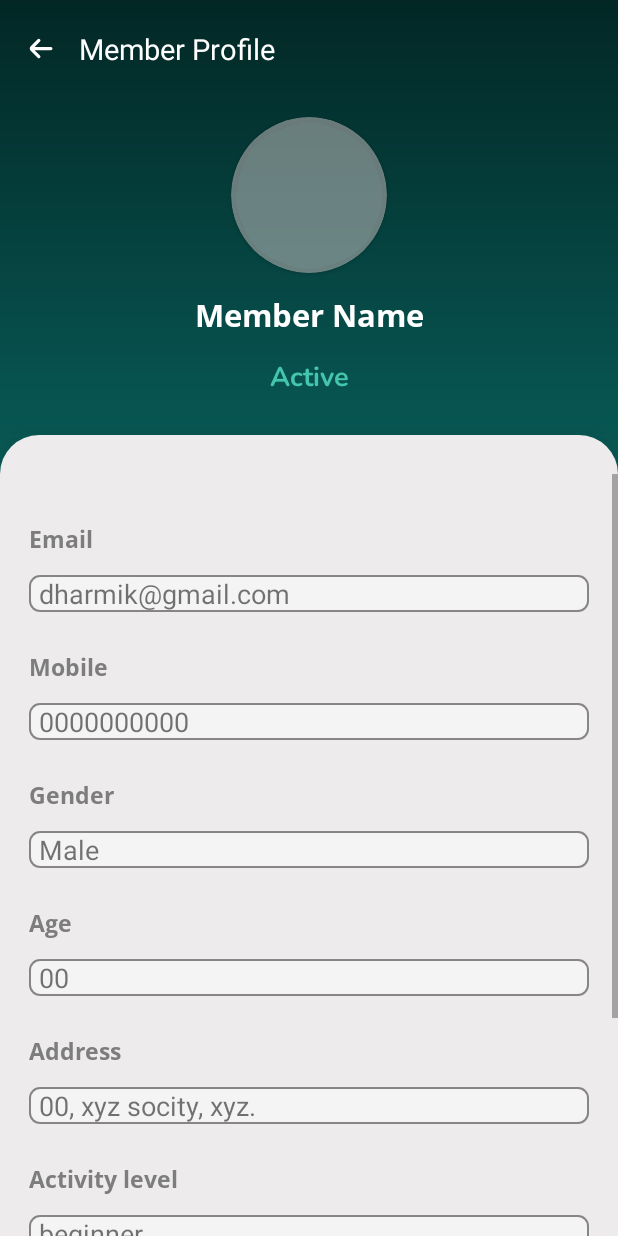
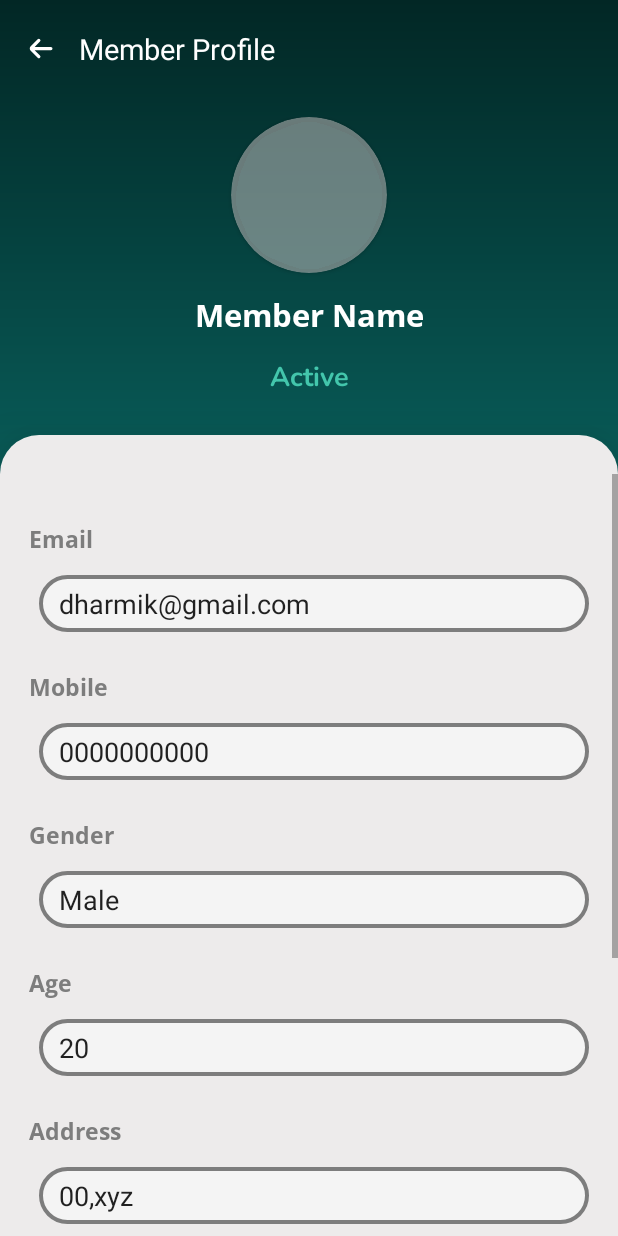
Before and after one commit to dharmik6/FItZone_Admin, an Android app: the MembersProfile screen opened directly, with no data from a screen before it, on a phone screen of 412 x 824 dp. Run offline under Robolectric (Android 15) with nearby library versions, the phone set to English and light mode, and no system bars; our stand-ins replace CircleImageView, sdp/ssp sizes.

Commit message:
change for information text

```diff
--- a/app/src/main/res/layout/activity_members_profile.xml
+++ b/app/src/main/res/layout/activity_members_profile.xml
@@ -106,7 +106,7 @@
             tools:ignore="Orientation">
 
 
-            <com.google.android.material.textview.MaterialTextView
+            <androidx.appcompat.widget.AppCompatTextView
                 android:layout_width="match_parent"
                 android:layout_height="wrap_content"
                 android:layout_marginStart="@dimen/_15sdp"
@@ -117,20 +117,21 @@
                 android:textSize="@dimen/_12ssp"
                 tools:ignore="HardcodedText" />
 
-            <com.google.android.material.textview.MaterialTextView
+            <androidx.appcompat.widget.AppCompatEditText
                 android:layout_width="match_parent"
                 android:layout_height="wrap_content"
-                android:layout_marginStart="@dimen/_15sdp"
+                android:layout_marginStart="@dimen/_20sdp"
+                android:layout_marginTop="@dimen/_10sdp"
                 android:layout_marginEnd="@dimen/_15sdp"
-                android:background="@drawable/profile_information_text_bg"
-                android:paddingStart="@dimen/_5sdp"
-                android:layout_marginTop="@dimen/_10sdp"
-                app:cardCornerRadius="@dimen/_10sdp"
+                android:background="@drawable/search_bg"
+                android:padding="@dimen/_5sdp"
+                android:paddingStart="@dimen/_10sdp"
                 android:text="dharmik@gmail.com"
                 android:textSize="@dimen/_14ssp"
-                tools:ignore="HardcodedText,RtlSymmetry" />
+                app:cardCornerRadius="@dimen/_10sdp"
+                tools:ignore="HardcodedText,RtlSymmetry,TouchTargetSizeCheck" />
 
-            <com.google.android.material.textview.MaterialTextView
+            <androidx.appcompat.widget.AppCompatTextView
                 android:layout_width="match_parent"
                 android:layout_height="wrap_content"
                 android:layout_marginStart="@dimen/_15sdp"
@@ -141,19 +142,21 @@
                 android:textSize="@dimen/_12ssp"
                 tools:ignore="HardcodedText" />
 
-            <com.google.android.material.textview.MaterialTextView
+            <androidx.appcompat.widget.AppCompatEditText
                 android:layout_width="match_parent"
                 android:layout_height="wrap_content"
-                android:layout_marginStart="@dimen/_15sdp"
+                android:layout_marginStart="@dimen/_20sdp"
+                android:layout_marginTop="@dimen/_10sdp"
                 android:layout_marginEnd="@dimen/_15sdp"
-                android:background="@drawable/profile_information_text_bg"
-                android:layout_marginTop="@dimen/_10sdp"
+                android:background="@drawable/search_bg"
+                android:padding="@dimen/_5sdp"
+                android:paddingStart="@dimen/_10sdp"
                 android:text="0000000000"
-                android:paddingStart="@dimen/_5sdp"
                 android:textSize="@dimen/_14ssp"
-                tools:ignore="HardcodedText,RtlSymmetry" />
+                app:cardCornerRadius="@dimen/_10sdp"
+                tools:ignore="HardcodedText,RtlSymmetry,TouchTargetSizeCheck" />
 
-            <com.google.android.material.textview.MaterialTextView
+            <androidx.appcompat.widget.AppCompatTextView
                 android:layout_width="match_parent"
                 android:layout_height="wrap_content"
                 android:layout_marginStart="@dimen/_15sdp"
@@ -164,19 +167,21 @@
                 android:textSize="@dimen/_12ssp"
                 tools:ignore="HardcodedText" />
 
-            <com.google.android.material.textview.MaterialTextView
+            <androidx.appcompat.widget.AppCompatEditText
                 android:layout_width="match_parent"
                 android:layout_height="wrap_content"
-                android:layout_marginStart="@dimen/_15sdp"
+                android:layout_marginStart="@dimen/_20sdp"
+                android:layout_marginTop="@dimen/_10sdp"
                 android:layout_marginEnd="@dimen/_15sdp"
-                android:background="@drawable/profile_information_text_bg"
-                android:layout_marginTop="@dimen/_10sdp"
+                android:background="@drawable/search_bg"
+                android:padding="@dimen/_5sdp"
+                android:paddingStart="@dimen/_10sdp"
                 android:text="Male"
-                android:paddingStart="@dimen/_5sdp"
                 android:textSize="@dimen/_14ssp"
-                tools:ignore="HardcodedText,RtlSymmetry" />
+                app:cardCornerRadius="@dimen/_10sdp"
+                tools:ignore="HardcodedText,RtlSymmetry,TouchTargetSizeCheck" />
 
-            <com.google.android.material.textview.MaterialTextView
+            <androidx.appcompat.widget.AppCompatTextView
                 android:layout_width="match_parent"
                 android:layout_height="wrap_content"
                 android:layout_marginStart="@dimen/_15sdp"
@@ -187,19 +192,21 @@
                 android:textSize="@dimen/_12ssp"
                 tools:ignore="HardcodedText" />
 
-            <com.google.android.material.textview.MaterialTextView
+            <androidx.appcompat.widget.AppCompatEditText
                 android:layout_width="match_parent"
                 android:layout_height="wrap_content"
-                android:layout_marginStart="@dimen/_15sdp"
+                android:layout_marginStart="@dimen/_20sdp"
+                android:layout_marginTop="@dimen/_10sdp"
                 android:layout_marginEnd="@dimen/_15sdp"
-                android:background="@drawable/profile_information_text_bg"
-                android:layout_marginTop="@dimen/_10sdp"
-                android:text="00"
-                android:paddingStart="@dimen/_5sdp"
+                android:background="@drawable/search_bg"
+                android:padding="@dimen/_5sdp"
+                android:paddingStart="@dimen/_10sdp"
+                android:text="20"
                 android:textSize="@dimen/_14ssp"
-                tools:ignore="HardcodedText,RtlSymmetry" />
+                app:cardCornerRadius="@dimen/_10sdp"
+                tools:ignore="HardcodedText,RtlSymmetry,TouchTargetSizeCheck" />
 
-            <com.google.android.material.textview.MaterialTextView
+            <androidx.appcompat.widget.AppCompatTextView
                 android:layout_width="match_parent"
                 android:layout_height="wrap_content"
                 android:layout_marginStart="@dimen/_15sdp"
@@ -210,19 +217,21 @@
                 android:textColor="@color/text"
                 tools:ignore="HardcodedText" />
 
-            <com.google.android.material.textview.MaterialTextView
+            <androidx.appcompat.widget.AppCompatEditText
                 android:layout_width="match_parent"
                 android:layout_height="wrap_content"
-                android:layout_marginStart="@dimen/_15sdp"
+                android:layout_marginStart="@dimen/_20sdp"
                 android:layout_marginEnd="@dimen/_15sdp"
-                android:background="@drawable/profile_information_text_bg"
+                android:background="@drawable/search_bg"
+                android:paddingStart="@dimen/_10sdp"
                 android:layout_marginTop="@dimen/_10sdp"
-                android:text="00, xyz socity, xyz."
-                android:paddingStart="@dimen/_5sdp"
+                app:cardCornerRadius="@dimen/_10sdp"
+                android:padding="@dimen/_5sdp"
+                android:text="00,xyz"
                 android:textSize="@dimen/_14ssp"
                 tools:ignore="HardcodedText,RtlSymmetry" />
 
-            <com.google.android.material.textview.MaterialTextView
+            <androidx.appcompat.widget.AppCompatTextView
                 android:layout_width="match_parent"
                 android:layout_height="wrap_content"
                 android:layout_marginStart="@dimen/_15sdp"
@@ -233,19 +242,21 @@
                 android:textColor="@color/text"
                 tools:ignore="HardcodedText" />
 
-            <com.google.android.material.textview.MaterialTextView
+            <androidx.appcompat.widget.AppCompatEditText
                 android:layout_width="match_parent"
                 android:layout_height="wrap_content"
-                android:layout_marginStart="@dimen/_15sdp"
+                android:layout_marginStart="@dimen/_20sdp"
                 android:layout_marginEnd="@dimen/_15sdp"
-                android:background="@drawable/profile_information_text_bg"
+                android:background="@drawable/search_bg"
+                android:paddingStart="@dimen/_10sdp"
                 android:layout_marginTop="@dimen/_10sdp"
-                android:text="beginner"
-                android:paddingStart="@dimen/_5sdp"
+                app:cardCornerRadius="@dimen/_10sdp"
+                android:padding="@dimen/_5sdp"
+                android:text="Beginner"
                 android:textSize="@dimen/_14ssp"
                 tools:ignore="HardcodedText,RtlSymmetry" />
 
-            <com.google.android.material.textview.MaterialTextView
+            <androidx.appcompat.widget.AppCompatTextView
                 android:layout_width="match_parent"
                 android:layout_height="wrap_content"
                 android:layout_marginStart="@dimen/_15sdp"
@@ -256,15 +267,17 @@
                 android:textSize="@dimen/_12ssp"
                 tools:ignore="HardcodedText" />
 
-            <com.google.android.material.textview.MaterialTextView
+            <androidx.appcompat.widget.AppCompatEditText
                 android:layout_width="match_parent"
                 android:layout_height="wrap_content"
-                android:layout_marginStart="@dimen/_15sdp"
+                android:layout_marginStart="@dimen/_20sdp"
                 android:layout_marginEnd="@dimen/_15sdp"
-                android:background="@drawable/profile_information_text_bg"
-                android:paddingStart="@dimen/_5sdp"
+                android:background="@drawable/search_bg"
+                android:paddingStart="@dimen/_10sdp"
                 android:layout_marginTop="@dimen/_10sdp"
-                android:text="21-5-2023"
+                app:cardCornerRadius="@dimen/_10sdp"
+                android:padding="@dimen/_5sdp"
+                android:text="21-05-2023"
                 android:textSize="@dimen/_14ssp"
                 tools:ignore="HardcodedText,RtlSymmetry" />
 
```
